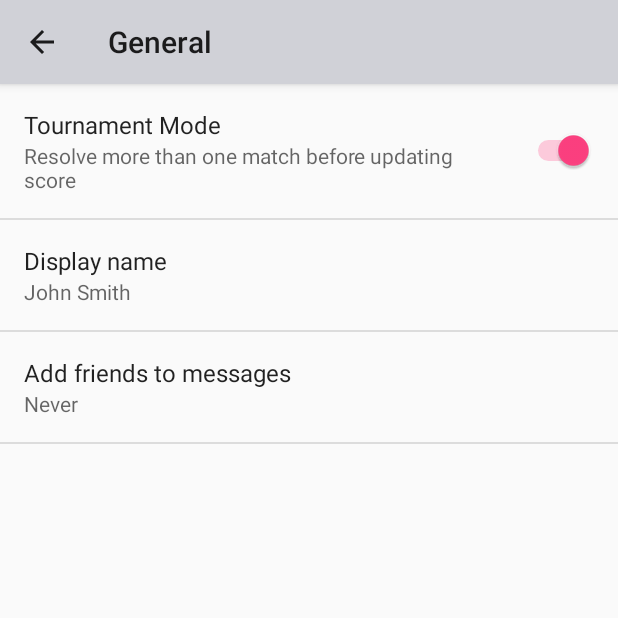
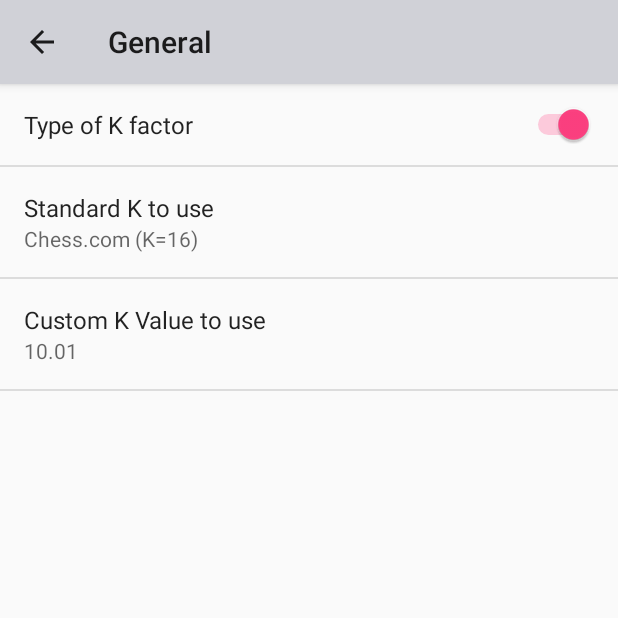
Before and after one commit to fabioarciniegas/Elo-rating-calculator-for-droid, an Android app: the SettingsActivity screen opened directly, with no data from a screen before it, after a tap on "General", on a phone screen of 412 x 824 dp, the top half of it. Run offline under Robolectric (Android 15) with nearby library versions, the phone set to English and light mode, and no system bars.

Commit message:
nice preferences for K factor added. KFactorFactory implemented

```diff
--- a/app/src/main/java/com/madebydragons/elocalculator/AppCompatPreferenceActivity.java
+++ b/app/src/main/java/com/madebydragons/elocalculator/AppCompatPreferenceActivity.java
@@ -106,4 +106,5 @@ public abstract class AppCompatPreferenceActivity extends PreferenceActivity {
         }
         return mDelegate;
     }
+
 }
--- a/app/src/main/res/menu/menu_main.xml
+++ b/app/src/main/res/menu/menu_main.xml
@@ -7,6 +7,7 @@
         app:showAsAction="always"/>
     <item android:id="@+id/settings"
         android:icon="@drawable/ic_info_black_24dp"
+        app:showAsAction="always"
         android:title="@string/title_activity_settings" />
 
 </menu>
--- a/app/src/main/res/menu/menu_tournament.xml
+++ b/app/src/main/res/menu/menu_tournament.xml
@@ -7,6 +7,6 @@
         app:showAsAction="always"/>
         <item android:id="@+id/settings"
             android:icon="@drawable/ic_info_black_24dp"
-            android:title="@string/title_activity_settings" />
-
+            android:title="@string/title_activity_settings"
+            app:showAsAction="always"/>
     </menu>
--- a/app/src/main/res/values/strings.xml
+++ b/app/src/main/res/values/strings.xml
@@ -11,6 +11,36 @@
     <string name="title_activity_main">Elo Calculator (single)</string>
 
     <!-- Strings related to Settings -->
+    <string name="pref_title_K_value">K Value</string>
+    <string name="pref_description_K_value">the K value in the ELO equation determines how much a single match can affect the player\'s score.</string>
+
+    <string name="pref_use_custom_K_value">Type of K factor</string>
+    <string name="pref_description_use_custom_K_value"></string>
+    <string name="pref_switch_use_custom_K_value_off">Custom</string>
+    <string name="pref_switch_use_custom_K_value_on">Standard</string>
+
+
+
+    <string name="pref_standard_k_title">Standard K to use</string>
+    <string-array name="pref_standard_k_titles">
+        <item>Chess.com (K=16)</item>
+        <item>ICC (K=32)</item>
+        <item>Approx. FIDE (K=20 for elo less than 2400, 10 otherwise)</item>
+        <item>Approx. USCF (linear between 68 for elo 200 and 14.8 for 2700+) </item>
+    </string-array>
+    <string-array name="pref_standard_k_values">
+        <item>@string/k_factor_chess_com</item>
+        <item>@string/k_factor_icc</item>
+        <item>@string/k_factor_approx_fide</item>
+        <item>@string/k_factor_approx_uscf</item>
+    </string-array>
+
+    <string name="pref_custom_k_value">Custom K Value to use</string>
+
+    <string name="k_factor_chess_com">chess.com</string>
+    <string name="k_factor_icc">icc</string>
+    <string name="k_factor_approx_fide">approximate fide</string>
+    <string name="k_factor_approx_uscf">approximate uscf</string>
 
     <!-- Example General settings -->
     <string name="pref_header_general">General</string>
@@ -77,4 +107,9 @@
     <string name="match_result">Match result</string>
     <string name="add_match">add match</string>
     <string name="delete_match">delete match</string>
+
+    <string name="pref_title_social_recommendations">Enable social recommendations</string>
+    <string name="pref_description_social_recommendations">Recommendations for people to contact
+        based on your message history
+    </string>
 </resources>
--- a/app/src/main/res/xml/pref_data_sync.xml
+++ /dev/null
@@ -1,21 +0,0 @@
-<PreferenceScreen xmlns:android="http://schemas.android.com/apk/res/android">
-
-    <!-- NOTE: Hide buttons to simplify the UI. Users can touch outside the dialog to
-         dismiss it. -->
-    <!-- NOTE: ListPreference's summary should be set to its value by the activity code. -->
-    <ListPreference
-        android:key="sync_frequency"
-        android:title="@string/pref_title_sync_frequency"
-        android:entries="@array/pref_sync_frequency_titles"
-        android:entryValues="@array/pref_sync_frequency_values"
-        android:defaultValue="180"
-        android:negativeButtonText="@null"
-        android:positiveButtonText="@null" />
-
-    <!-- This preference simply launches an intent when selected. Use this UI sparingly, per
-         design guidelines. -->
-    <Preference android:title="@string/pref_title_system_sync_settings">
-        <intent android:action="android.settings.SYNC_SETTINGS" />
-    </Preference>
-
-</PreferenceScreen>
--- a/app/src/main/res/xml/pref_general.xml
+++ b/app/src/main/res/xml/pref_general.xml
@@ -1,33 +1,36 @@
 <PreferenceScreen xmlns:android="http://schemas.android.com/apk/res/android">
 
+    <!-- NOTE: ListPreference's summary should be set to its value by the activity code. -->
+
+
+
     <SwitchPreference
-        android:key="example_switch"
-        android:title="@string/pref_title_tournament_mode"
-        android:summary="@string/pref_description_tournament_mode"
+        android:key="use_standard_k"
+        android:title="@string/pref_use_custom_K_value"
+        android:summary="@string/pref_description_use_custom_K_value"
+        android:switchTextOff="@string/pref_switch_use_custom_K_value_off"
+        android:switchTextOn="@string/pref_switch_use_custom_K_value_on"
+        android:disableDependentsState="true"
         android:defaultValue="true" />
 
-    <!-- NOTE: EditTextPreference accepts EditText attributes. -->
-    <!-- NOTE: EditTextPreference's summary should be set to its value by the activity code. -->
-    <EditTextPreference
-        android:key="example_text"
-        android:title="@string/pref_title_display_name"
-        android:defaultValue="@string/pref_default_display_name"
-        android:selectAllOnFocus="true"
-        android:inputType="textCapWords"
-        android:capitalize="words"
-        android:singleLine="true"
-        android:maxLines="1" />
-
-    <!-- NOTE: Hide buttons to simplify the UI. Users can touch outside the dialog to
-         dismiss it. -->
-    <!-- NOTE: ListPreference's summary should be set to its value by the activity code. -->
     <ListPreference
-        android:key="example_list"
-        android:title="@string/pref_title_add_friends_to_messages"
-        android:defaultValue="-1"
-        android:entries="@array/pref_example_list_titles"
-        android:entryValues="@array/pref_example_list_values"
+        android:key="standard_k"
+        android:title="@string/pref_standard_k_title"
+        android:summary="..."
+        android:entries="@array/pref_standard_k_titles"
+        android:entryValues="@array/pref_standard_k_values"
+        android:defaultValue="@string/k_factor_chess_com"
         android:negativeButtonText="@null"
         android:positiveButtonText="@null" />
 
+    <EditTextPreference
+        android:key="custom_k"
+        android:title="@string/pref_custom_k_value"
+        android:summary="..."
+        android:digits="0123456789."
+        android:defaultValue="10.01"
+        android:maxLength="5"
+        />
+
+
 </PreferenceScreen>
--- a/app/src/main/res/xml/pref_headers.xml
+++ b/app/src/main/res/xml/pref_headers.xml
@@ -6,13 +6,4 @@
         android:fragment="com.madebydragons.elocalculator.SettingsActivity$GeneralPreferenceFragment"
         android:title="@string/pref_header_general" android:icon="@drawable/ic_info_black_24dp" />
 
-    <header
-        android:fragment="com.madebydragons.elocalculator.SettingsActivity$NotificationPreferenceFragment"
-        android:title="@string/pref_header_notifications"
-        android:icon="@drawable/ic_notifications_black_24dp" />
-
-    <header
-        android:fragment="com.madebydragons.elocalculator.SettingsActivity$DataSyncPreferenceFragment"
-        android:title="@string/pref_header_data_sync" android:icon="@drawable/ic_sync_black_24dp" />
-
 </preference-headers>
--- a/app/src/main/res/xml/pref_notification.xml
+++ /dev/null
@@ -1,27 +0,0 @@
-<PreferenceScreen xmlns:android="http://schemas.android.com/apk/res/android">
-
-    <!-- A 'parent' preference, which enables/disables child preferences (below)
-         when checked/unchecked. -->
-    <SwitchPreference
-        android:key="notifications_new_message"
-        android:title="@string/pref_title_new_message_notifications"
-        android:defaultValue="true" />
-
-    <!-- Allows the user to choose a ringtone in the 'notification' category. -->
-    <!-- NOTE: This preference will be enabled only when the checkbox above is checked. -->
-    <!-- NOTE: RingtonePreference's summary should be set to its value by the activity code. -->
-    <RingtonePreference
-        android:dependency="notifications_new_message"
-        android:key="notifications_new_message_ringtone"
-        android:title="@string/pref_title_ringtone"
-        android:ringtoneType="notification"
-        android:defaultValue="content://settings/system/notification_sound" />
-
-    <!-- NOTE: This preference will be enabled only when the checkbox above is checked. -->
-    <SwitchPreference
-        android:dependency="notifications_new_message"
-        android:key="notifications_new_message_vibrate"
-        android:title="@string/pref_title_vibrate"
-        android:defaultValue="true" />
-
-</PreferenceScreen>
```
Also changed, not shown: app/src/main/AndroidManifest.xml (+3 -8 lines), app/src/main/java/com/madebydragons/elocalculator/EloCalculator.java (+11 -9 lines), app/src/main/java/com/madebydragons/elocalculator/PreferencesActivity.java (deleted, +0 -30 lines), app/src/main/java/com/madebydragons/elocalculator/PreferencesActivityFragment.java (deleted, +0 -22 lines), app/src/main/java/com/madebydragons/elocalculator/SettingsActivity.java (+17 -62 lines), app/src/main/java/com/madebydragons/elocalculator/TournamentActivity.java (+13 -1 lines), app/src/main/res/layout/activity_preferences.xml (deleted, +0 -25 lines), app/src/main/res/layout/content_preferences.xml (deleted, +0 -7 lines), app/src/main/res/layout/fragment_preferences.xml (deleted, +0 -11 lines), app/src/main/res/menu/menu_preferences.xml (deleted, +0 -7 lines), app/src/main/res/drawable-xxxhdpi/ic_info_black_24dp.png.
